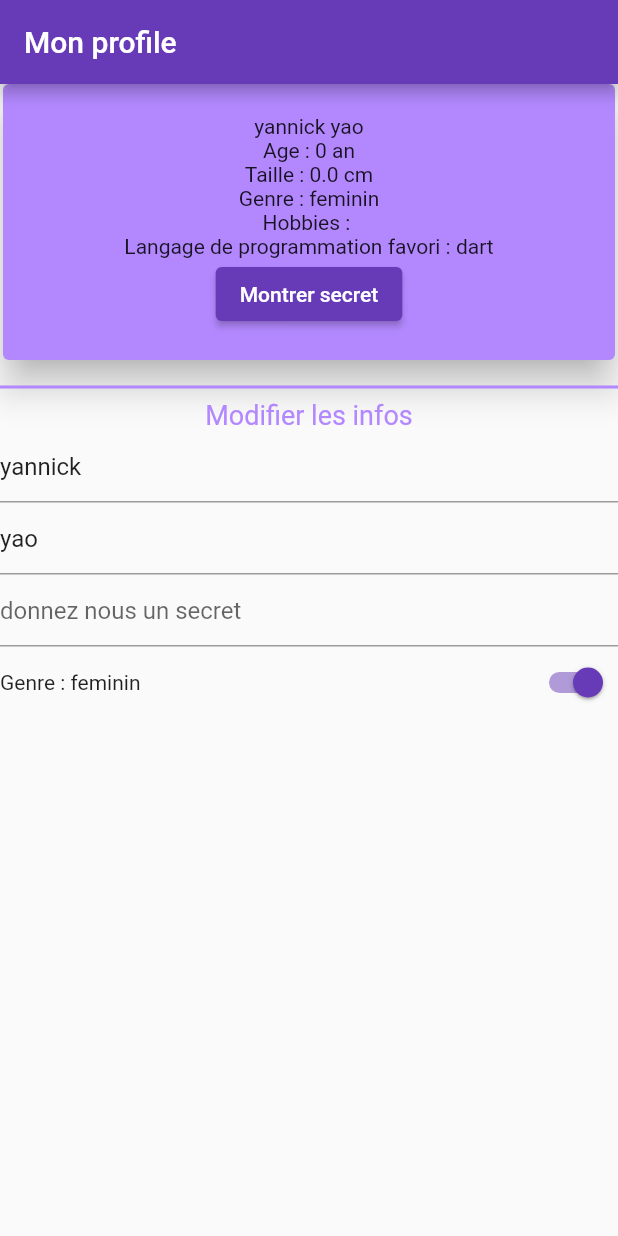
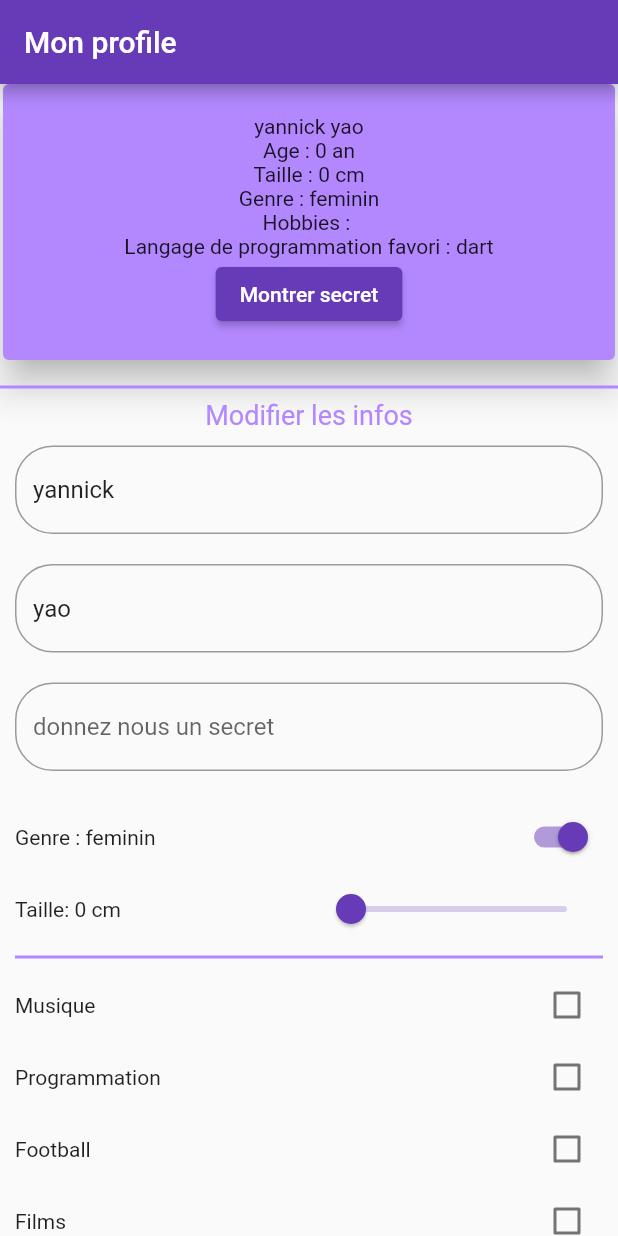
Before and after one commit to yannicknici/ProjectsWidgetsInteractifs, a Flutter app: the screen it shows after launch, on a phone screen of 412 x 824 dp. Run offline on Flutter 3.47's test engine with Material 2 defaults, Android fonts, the phone set to English and light mode, and no system bars; Roboto replaces fonts that are missing (CupertinoIcons).

Commit message:
quatrime commit, developpement avance de mon app

```diff
--- a/lib/interactifs_page.dart
+++ b/lib/interactifs_page.dart
@@ -17,6 +17,13 @@ class InteractifsPageState extends State<InteractifsPage> {
    late TextEditingController name;
    late TextEditingController secret;
    bool showSecret = false;
+   Map<String, bool> hobbies = {
+     'Musique': false,
+     'Programmation': false,
+     'Football': false,
+     'Films': false,
+     'Livres': false
+   };
 
   @override
   void initState() {
@@ -83,6 +90,9 @@ class InteractifsPageState extends State<InteractifsPage> {
            myTextField(controller: surname, hint: 'entrez votre prenom'),
            myTextField(controller: name, hint: 'entrez votre nom'),
            myTextField(controller: secret, hint: 'donnez nous un secret', isSecret: true),
+           Padding(padding:  const EdgeInsets.all(10),
+           child: Column(
+             children: [
                Row(
                  mainAxisAlignment: MainAxisAlignment.spaceBetween,
                  mainAxisSize: MainAxisSize.max,
@@ -97,6 +107,28 @@ class InteractifsPageState extends State<InteractifsPage> {
                        })
                    )
                  ],
+               ),
+               Row(
+                 mainAxisAlignment: MainAxisAlignment.spaceBetween,
+                 mainAxisSize: MainAxisSize.max,
+                 children: [
+                   Text('Taille: ${myProfile.setHeight()}'),
+                   Slider(
+                       value: myProfile.height,
+                       min: 0,
+                       max: 240,
+                       onChanged: ((newHeight){
+                        setState(() {
+                          myProfile.height = newHeight;
+                        });
+                       })
+                   )
+                 ],
+               ),
+              Divider(color: Colors.deepPurpleAccent.shade100, thickness: 2,),
+              myHobbies(),
+             ],
+           ),
            )
          ],
        ),
@@ -106,19 +138,20 @@ class InteractifsPageState extends State<InteractifsPage> {
 
   Text myText({required String text, required Color couleur, FontWeight weight = FontWeight.normal}) => Text(text, style: TextStyle(fontSize: 18, color: couleur),);
 
-  TextField myTextField({ required TextEditingController controller, required String hint, bool isSecret = false}){
-    return TextField(
+  Padding myTextField({ required TextEditingController controller, required String hint, bool isSecret = false}){
+    return Padding(padding: const EdgeInsets.all(10),
+      child:  TextField(
         controller: controller,
         decoration: InputDecoration(
             hintText: hint,
-
+            border:  OutlineInputBorder(borderRadius: BorderRadius.circular(25))
         ),
         obscureText: isSecret,
         onSubmitted: ((newValue){
           // print(newValue);
           updateUser();
         }),
-    );
+      ));
   }
 
   updateUser(){
@@ -136,4 +169,35 @@ class InteractifsPageState extends State<InteractifsPage> {
       showSecret = !showSecret;
     });
   }
+
+  Column myHobbies (){
+    List<Widget> widgets = [];
+    hobbies.forEach((hobby, like) {
+      Row r = Row(
+        mainAxisSize: MainAxisSize.max,
+        mainAxisAlignment: MainAxisAlignment.spaceBetween,
+        children: [
+          Text(hobby),
+          Checkbox(
+              value: like,
+              onChanged: (newBool){
+                setState(() {
+                  hobbies[hobby] = newBool ?? false;
+                  List<String> str = [];
+                  hobbies.forEach((key, value) {
+                    if(value == true){
+                      str.add(key);
                     }
+                  });
+                  myProfile.hobbies = str;
+                });
+              }
+          )
+        ],
+      );
+      widgets.add(r);
+    });
+
+    return Column(children: widgets,);
+  }
+}
--- a/lib/profile.dart
+++ b/lib/profile.dart
@@ -36,7 +36,7 @@ class Profile {
 
   String genderString() => (gender) ? 'feminin' : 'Masculin';
 
-  String setHeight() => '$height cm';
+  String setHeight() => '${height.toInt()} cm';
 
   String setHobbies(){
     String tohobbiesString = '';
```
Lines whose indentation alone changed are shown as unchanged.
